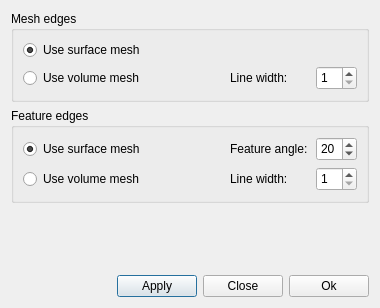
The window that ElmerGUI/vtkpost/preferences.ui (tehnick/elmerfem) describes before a commit, drawn with Qt 5.
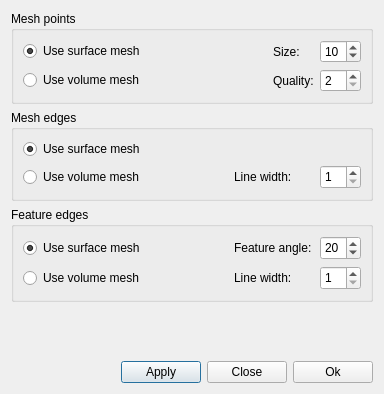
The same window after the commit. Icons and pictures are not drawn.

Commit message: ElmerGUI: Updated vtk widget (draw mesh points)

```diff
--- a/ElmerGUI/vtkpost/preferences.ui
+++ b/ElmerGUI/vtkpost/preferences.ui
@@ -6,7 +6,7 @@
     <x>0</x>
     <y>0</y>
     <width>380</width>
-    <height>308</height>
+    <height>394</height>
    </rect>
   </property>
   <property name="windowTitle" >
@@ -16,6 +16,95 @@
    <iconset resource="../ElmerGUI.qrc" >:/icons/Mesh3D.png</iconset>
   </property>
   <layout class="QVBoxLayout" >
+   <item>
+    <widget class="QGroupBox" name="meshPointsGroup" >
+     <property name="title" >
+      <string>Mesh points</string>
+     </property>
+     <layout class="QVBoxLayout" >
+      <item>
+       <layout class="QGridLayout" >
+        <item row="0" column="0" >
+         <widget class="QRadioButton" name="meshPointsSurface" >
+          <property name="text" >
+           <string>Use surface mesh</string>
+          </property>
+          <property name="checked" >
+           <bool>true</bool>
+          </property>
+         </widget>
+        </item>
+        <item row="0" column="2" >
+         <widget class="QLabel" name="sizeLabel" >
+          <property name="text" >
+           <string>Size:</string>
+          </property>
+         </widget>
+        </item>
+        <item row="0" column="3" >
+         <widget class="QSpinBox" name="pointSize" >
+          <property name="maximumSize" >
+           <size>
+            <width>16777215</width>
+            <height>24</height>
+           </size>
+          </property>
+          <property name="minimum" >
+           <number>1</number>
+          </property>
+          <property name="value" >
+           <number>10</number>
+          </property>
+         </widget>
+        </item>
+        <item row="1" column="0" >
+         <widget class="QRadioButton" name="meshPointsVolume" >
+          <property name="text" >
+           <string>Use volume mesh</string>
+          </property>
+         </widget>
+        </item>
+        <item row="1" column="2" >
+         <widget class="QLabel" name="qualityLabel" >
+          <property name="text" >
+           <string>Quality:</string>
+          </property>
+         </widget>
+        </item>
+        <item row="1" column="3" >
+         <widget class="QSpinBox" name="pointQuality" >
+          <property name="maximumSize" >
+           <size>
+            <width>16777215</width>
+            <height>24</height>
+           </size>
+          </property>
+          <property name="minimum" >
+           <number>2</number>
+          </property>
+          <property name="value" >
+           <number>2</number>
+          </property>
+         </widget>
+        </item>
+        <item row="1" column="1" >
+         <spacer>
+          <property name="orientation" >
+           <enum>Qt::Horizontal</enum>
+          </property>
+          <property name="sizeHint" >
+           <size>
+            <width>40</width>
+            <height>20</height>
+           </size>
+          </property>
+         </spacer>
+        </item>
+       </layout>
+      </item>
+     </layout>
+    </widget>
+   </item>
    <item>
     <widget class="QGroupBox" name="meshEdgesGroup" >
      <property name="title" >
@@ -229,8 +318,8 @@
      </property>
      <property name="sizeHint" >
       <size>
-       <width>20</width>
-       <height>40</height>
+       <width>362</width>
+       <height>21</height>
       </size>
      </property>
     </spacer>
```
The commit also changes 2 other files.
